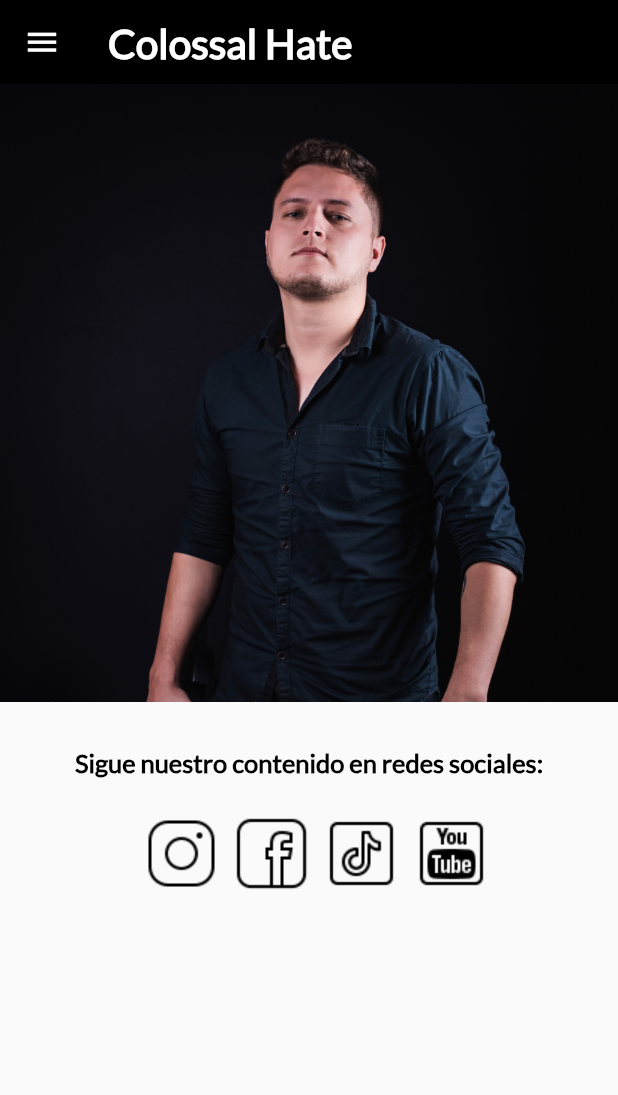
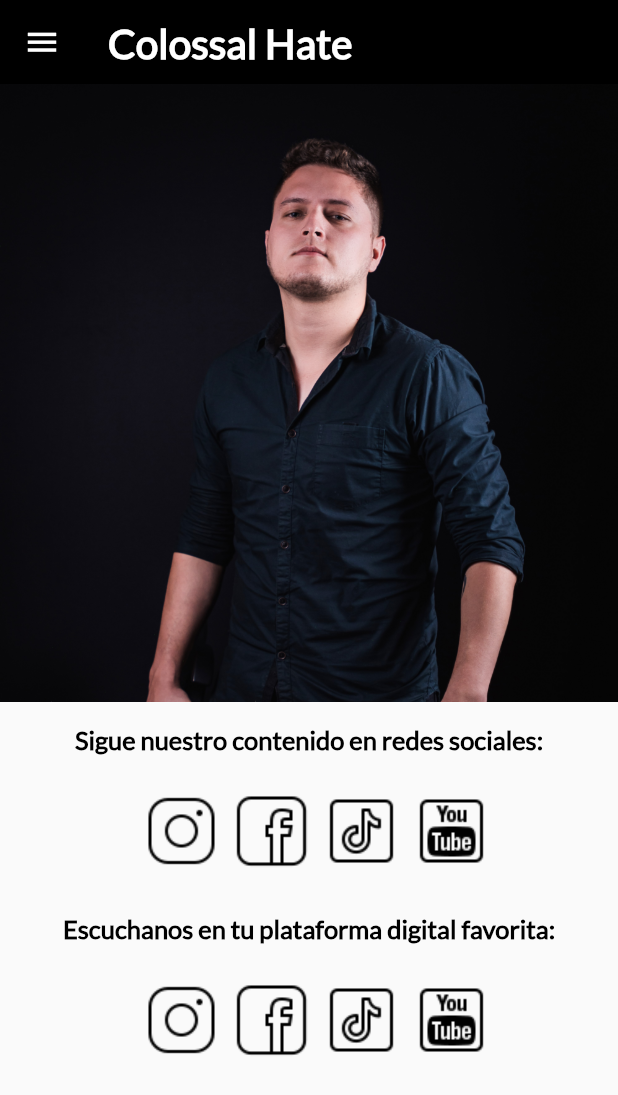
Before and after one commit to andresesposito62/ColossalHate, a Flutter app: the screen it shows after launch, on a phone screen of 412 x 824 dp. Shown: the top 1095 px of the screen. Run offline on Flutter 3.47's test engine with Material 2 defaults, Android fonts, the phone set to English and light mode, and no system bars.

Commit message:
DigitalPlatfomrModulo is add

```diff
--- a/lib/Strings/StringsEs.dart
+++ b/lib/Strings/StringsEs.dart
@@ -5,4 +5,5 @@ class StringsEs {
   static const String CONTACT_US = "Contáctanos";
   static const String OUR_MUSIC = "Nuestra música";
   static const String SOCIAL_MEDIA_TEXT = "Sigue nuestro contenido en redes sociales:";
+  static const String MUSICAL_PLATFORM_TEXT = "Escuchanos en tu plataforma digital favorita:";
 }
--- a/lib/digital_platform_list.dart
+++ b/lib/digital_platform_module.dart
@@ -1,16 +1,15 @@
-import 'package:colossal_hate/Strings/StringsEs.dart';
-import 'package:colossal_hate/digital_platform.dart';
 import 'package:flutter/material.dart';
 
-class DigitalPlatformList extends StatelessWidget{
+import 'Strings/StringsEs.dart';
+import 'digital_platform.dart';
 
-  static const instagramLogoPath = "assets/img/instagram-logo.png";
+class DigitalPlatformModule extends StatelessWidget {
+  const DigitalPlatformModule({Key? key}) : super(key: key);
 
   @override
   Widget build(BuildContext context) {
-
-    final socialMediaText =  Text(
-      StringsEs.SOCIAL_MEDIA_TEXT,
+    final platform =  Text(
+      StringsEs.MUSICAL_PLATFORM_TEXT,
       style: TextStyle(
           color: Colors.black,
           fontSize: 17.0,
@@ -34,11 +33,11 @@ class DigitalPlatformList extends StatelessWidget{
     );
 
     final socialMediaContainer = Container(
-      margin: const EdgeInsets.all(30.0),
+      margin: const EdgeInsets.all(15.0),
       alignment: Alignment.center,
       child: Column(
         children: [
-          socialMediaText,
+          platform,
           spaceText,
           socialMediaRow,
         ],
@@ -46,6 +45,5 @@ class DigitalPlatformList extends StatelessWidget{
     );
 
     return socialMediaContainer;
-
   }
 }
--- a/lib/main.dart
+++ b/lib/main.dart
@@ -6,7 +6,7 @@ import 'package:colossal_hate/web/landing_page_web.dart';
 import 'package:flutter/material.dart';
 import 'card_image_list.dart';
 import 'description_place.dart';
-import 'digital_platform_list.dart';
+import 'social_media_module.dart';
 import 'gradient_back.dart';
 import 'header_appbar.dart';
 
@@ -52,7 +52,7 @@ class _ColossalHateAppState extends State<ColossalHateApp>{
                 child: ListView(
                   children: [
                     Header(),
-                    DigitalPlatformList()
+                    SocialMediaModule()
                   ],
                 ),
               ),
--- a/lib/mobile/lading_page_mobile.dart
+++ b/lib/mobile/lading_page_mobile.dart
@@ -1,8 +1,10 @@
+import 'package:colossal_hate/digital_platform.dart';
 import 'package:flutter/cupertino.dart';
 import 'package:flutter/material.dart';
 import '../Strings/StringsEs.dart';
 import '../components.dart';
-import '../digital_platform_list.dart';
+import '../digital_platform_module.dart';
+import '../social_media_module.dart';
 
 class LandingPageMobile extends StatefulWidget {
   const LandingPageMobile({Key? key}) : super(key: key);
@@ -37,7 +39,8 @@ class _LandingPageMobileState extends State<LandingPageMobile> {
                 children: [
                   //CardImage("assets/img/_DSC5109-2.jpg"),
                   Image.asset("assets/img/_DSC5109-2.jpg"),
-                  DigitalPlatformList()
+                  SocialMediaModule(),
+                  DigitalPlatformModule()
                 ],
               ),
             ),
--- /dev/null
+++ b/lib/social_media_module.dart
@@ -0,0 +1,51 @@
+import 'package:colossal_hate/Strings/StringsEs.dart';
+import 'package:colossal_hate/digital_platform.dart';
+import 'package:flutter/material.dart';
+
+class SocialMediaModule extends StatelessWidget{
+
+  static const instagramLogoPath = "assets/img/instagram-logo.png";
+
+  @override
+  Widget build(BuildContext context) {
+
+    final socialMediaText =  Text(
+      StringsEs.SOCIAL_MEDIA_TEXT,
+      style: TextStyle(
+          color: Colors.black,
+          fontSize: 17.0,
+          fontFamily: "Lato",
+          fontWeight: FontWeight.bold
+      ),
+    );
+
+    final spaceText =  Text(
+      "",
+    );
+
+    final socialMediaRow = Row(
+      mainAxisAlignment: MainAxisAlignment.center,
+      children: [
+        DigitalPlatform(1),
+        DigitalPlatform(2),
+        DigitalPlatform(3),
+        DigitalPlatform(4),
+      ],
+    );
+
+    final socialMediaContainer = Container(
+      margin: const EdgeInsets.all(15.0),
+      alignment: Alignment.center,
+      child: Column(
+        children: [
+          socialMediaText,
+          spaceText,
+          socialMediaRow,
+        ],
+      ),
+    );
+
+    return socialMediaContainer;
+
+  }
+}
--- a/lib/web/landing_page_web.dart
+++ b/lib/web/landing_page_web.dart
@@ -1,7 +1,8 @@
 import 'package:colossal_hate/Strings/StringsEs.dart';
 import 'package:colossal_hate/components.dart';
+import 'package:colossal_hate/digital_platform_module.dart';
 import 'package:flutter/material.dart';
-import '../digital_platform_list.dart';
+import '../social_media_module.dart';
 
 class LandingPageWeb extends StatefulWidget {
   const LandingPageWeb({Key? key}) : super(key: key);
@@ -50,7 +51,8 @@ class _LandingPageWebState extends State<LandingPageWeb> {
                   height: height,
                   width: width,
                   fit: BoxFit.cover,),
-                DigitalPlatformList()
+                SocialMediaModule(),
+                DigitalPlatformModule()
               ],
             ),
           ),
```
